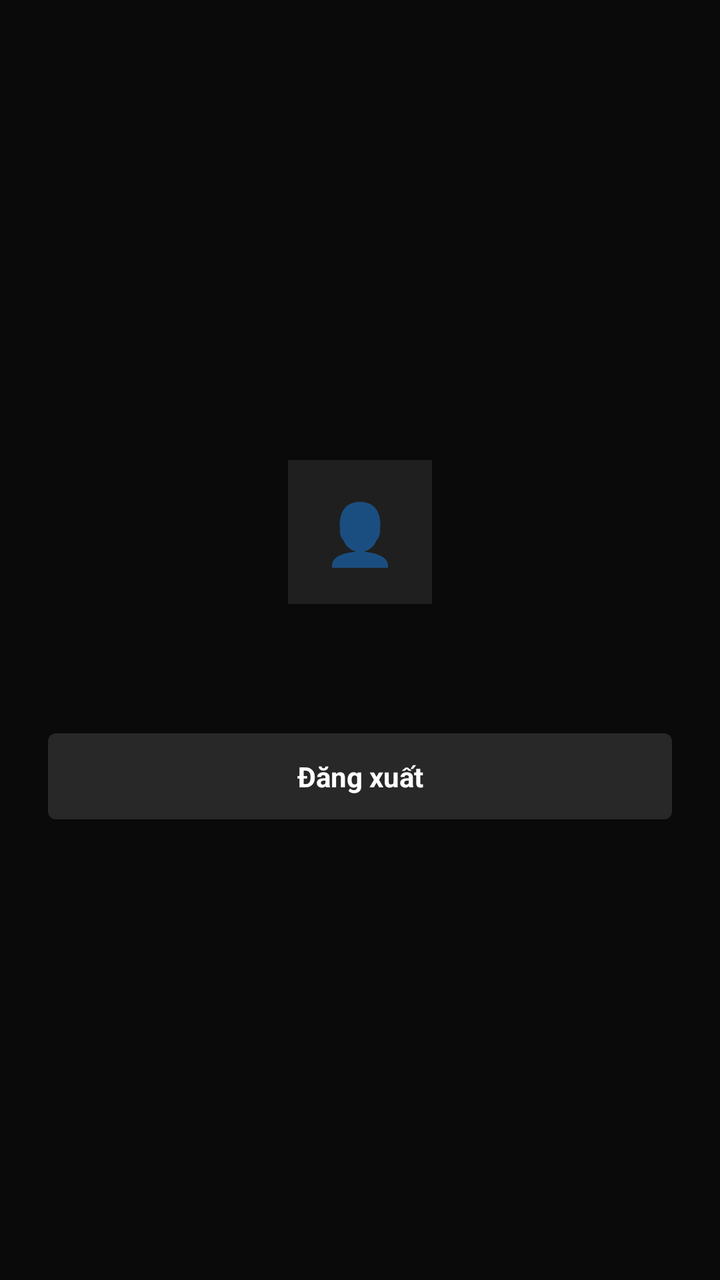
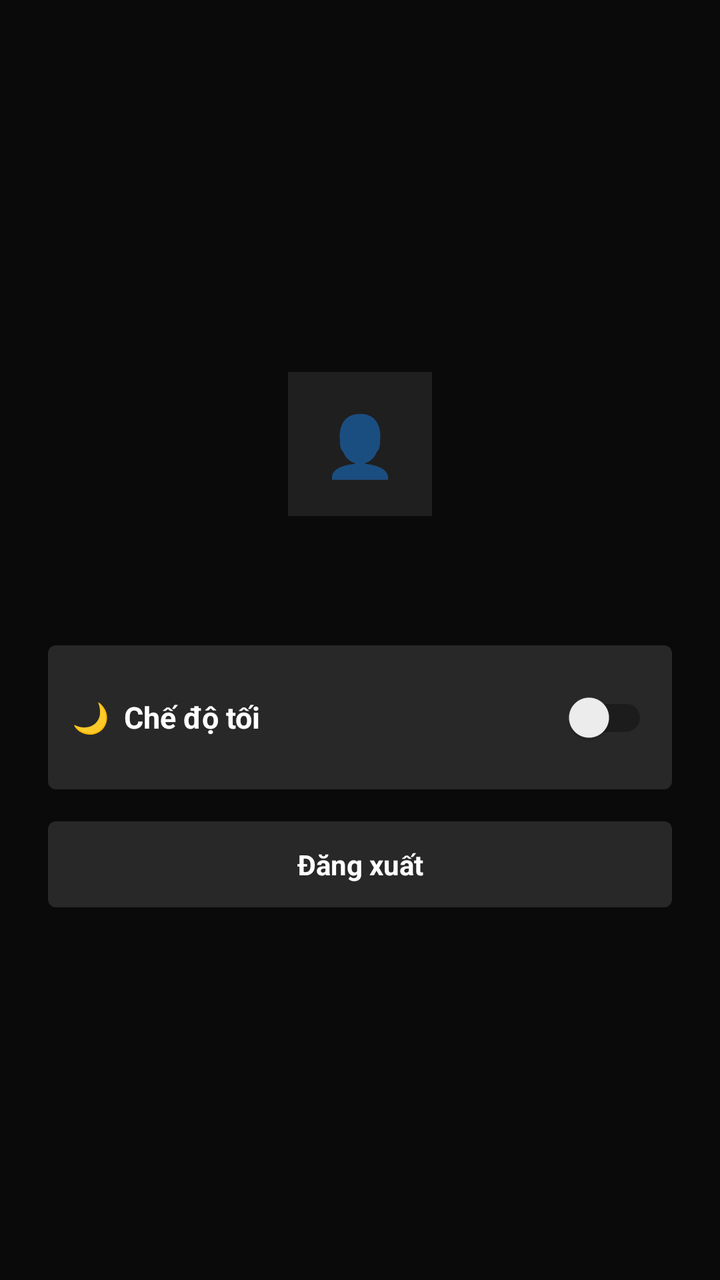

An Android layout rendered at two revisions. The XML below is the earlier revision; the diff shows what the commit changed to produce the second picture.
<!-- AndroidManifest.xml: application theme Theme.Uneti -->
<!-- res/layout/fragment_profile.xml -->
<?xml version="1.0" encoding="utf-8"?>
<FrameLayout xmlns:android="http://schemas.android.com/apk/res/android"
    android:layout_width="match_parent"
    android:layout_height="match_parent"
    android:background="@color/bgRoot">

    <LinearLayout
        android:layout_width="match_parent"
        android:layout_height="wrap_content"
        android:layout_gravity="center"
        android:gravity="center"
        android:orientation="vertical"
        android:padding="24dp">

        <TextView
            android:layout_width="72dp"
            android:layout_height="72dp"
            android:layout_marginBottom="14dp"
            android:background="@color/bgCard"
            android:gravity="center"
            android:text="👤"
            android:textSize="30sp" />

        <TextView
            android:id="@+id/tvUsername"
            android:layout_width="wrap_content"
            android:layout_height="wrap_content"
            android:layout_marginBottom="28dp"
            android:textColor="@color/textPrimary"
            android:textSize="17sp"
            android:textStyle="bold" />

        <TextView
            android:id="@+id/btnLogout"
            android:layout_width="match_parent"
            android:layout_height="wrap_content"
            android:background="@drawable/bg_btn_info"
            android:gravity="center"
            android:padding="12dp"
            android:text="Đăng xuất"
            android:textColor="@color/textPrimary"
            android:textStyle="bold" />

    </LinearLayout>
</FrameLayout>
<!-- resources referenced by this layout -->
<resources>
  <color name="bgCard">#1F1F1F</color>
  <color name="bgRoot">#0A0A0A</color>
  <color name="textPrimary">#FFFFFF</color>
  <!-- drawable bg_btn_info (drawable) -->
  <?xml version="1.0" encoding="utf-8"?>
  <shape xmlns:android="http://schemas.android.com/apk/res/android">
      <solid android:color="#4D6D6D6E" />
      <corners android:radius="4dp" />
  </shape>
  <style name="Theme.Uneti" parent="Theme.MaterialComponents.DayNight.NoActionBar">
          <item name="colorPrimary">@color/colorPrimary</item>
          <item name="colorPrimaryDark">@color/colorPrimaryDark</item>
          <item name="colorAccent">@color/colorAccent</item>
          <item name="android:windowBackground">@color/bgRoot</item>
          <item name="android:statusBarColor">@color/colorPrimaryDark</item>
      </style>
  <color name="colorPrimary">#141414</color>
  <color name="colorPrimaryDark">#000000</color>
  <color name="colorAccent">#E50914</color>
</resources>

<!-- the commit's change to res/layout/fragment_profile.xml (unified diff, before → after) -->
@@ -30,6 +30,46 @@
             android:textSize="17sp"
             android:textStyle="bold" />
 
+        
+        <LinearLayout
+            android:layout_width="match_parent"
+            android:layout_height="wrap_content"
+            android:layout_marginBottom="16dp"
+            android:background="@drawable/bg_btn_info"
+            android:gravity="center_vertical"
+            android:orientation="horizontal"
+            android:padding="12dp">
+
+            <TextView
+                android:layout_width="0dp"
+                android:layout_height="wrap_content"
+                android:layout_weight="1"
+                android:text="🌙  Chế độ tối"
+                android:textColor="@color/textPrimary"
+                android:textSize="15sp"
+                android:textStyle="bold" />
+
+            <androidx.appcompat.widget.SwitchCompat
+                android:id="@+id/switchDarkMode"
+                android:layout_width="wrap_content"
+                android:layout_height="wrap_content" />
+
+        </LinearLayout>
+
+        
+        <TextView
+            android:id="@+id/btnAdminPanel"
+            android:layout_width="match_parent"
+            android:layout_height="wrap_content"
+            android:layout_marginBottom="16dp"
+            android:background="@drawable/bg_btn_play"
+            android:gravity="center"
+            android:padding="12dp"
+            android:text="⚙️ Quản trị viên (Admin Panel)"
+            android:textColor="#000000"
+            android:textStyle="bold"
+            android:visibility="gone" />
+
         <TextView
             android:id="@+id/btnLogout"
             android:layout_width="match_parent"
<!-- resource entries referenced after the edit -->
@@ -7,6 +7,12 @@
   <?xml version="1.0" encoding="utf-8"?>
   <shape xmlns:android="http://schemas.android.com/apk/res/android">
       <solid android:color="#4D6D6D6E" />
+      <corners android:radius="4dp" />
+  </shape>
+  <!-- drawable bg_btn_play (drawable) -->
+  <?xml version="1.0" encoding="utf-8"?>
+  <shape xmlns:android="http://schemas.android.com/apk/res/android">
+      <solid android:color="#FFFFFF" />
       <corners android:radius="4dp" />
   </shape>
   <style name="Theme.Uneti" parent="Theme.MaterialComponents.DayNight.NoActionBar">
